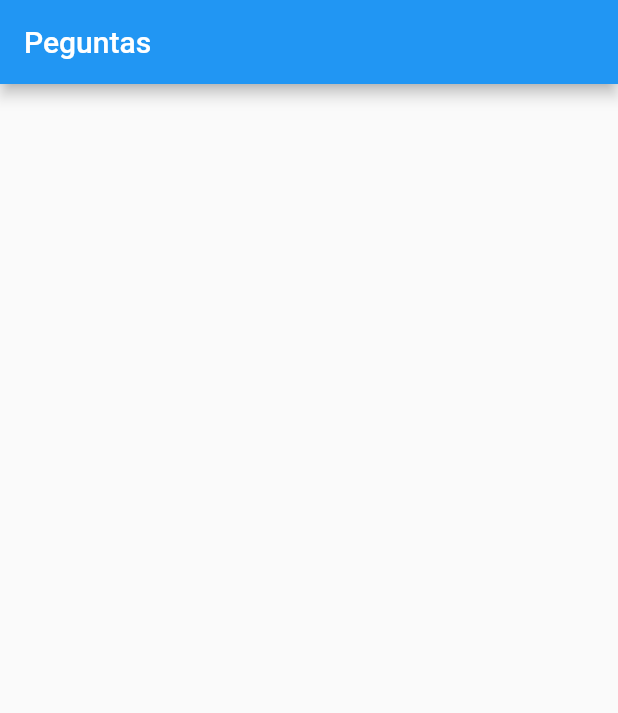
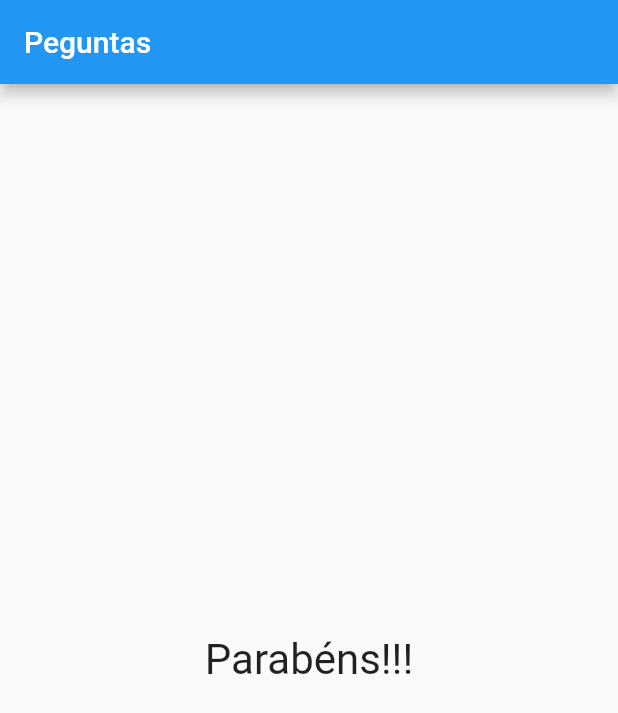
Before and after one commit to cxmarcelo/projeto_perguntas_flutter, a Flutter app: the screen it shows after launch, after a tap on "Preto", after a tap on "Cobra", after a tap on "Leo", on a phone screen of 412 x 824 dp. Shown: the top 713 px of the screen. Run offline on Flutter 3.47's test engine with Material 2 defaults, Android fonts, the phone set to English and light mode, and no system bars.

Commit message:
Trocando null por um resultado

```diff
--- a/lib/main.dart
+++ b/lib/main.dart
@@ -50,7 +50,14 @@ class _PerguntaAppState extends State<PerguntaApp> {
                   ...respostas.map((t) => Resposta(t, _responder)).toList(),
                 ],
               )
-            : null,
+            : Center(
+                child: Text(
+                  "Parabéns!!!",
+                  style: TextStyle(
+                    fontSize: 28
+                  ),
+                ),
+              ),
       ),
     );
   }
```
